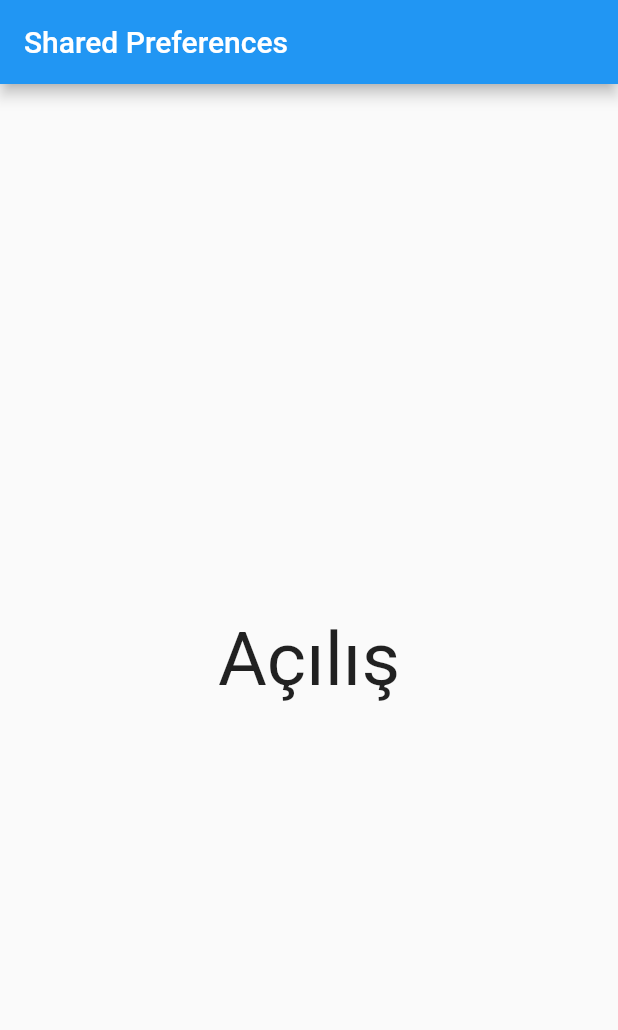
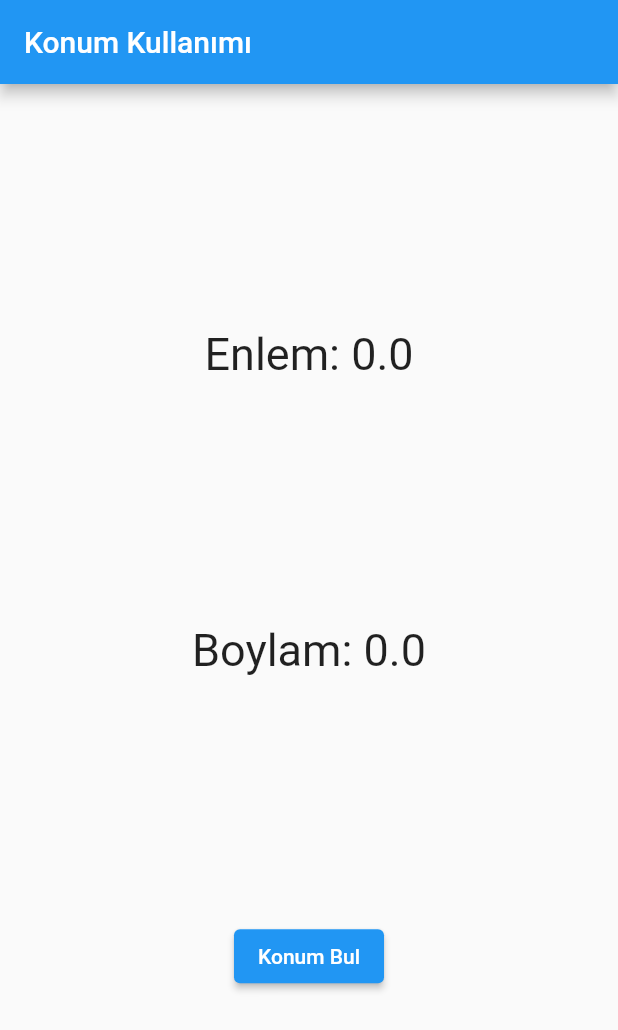
Before and after one commit to mucahitgok0/flutter_start_, a Flutter app: the screen it shows after launch, on a phone screen of 412 x 824 dp. Shown: the top 1030 px of the screen. Run offline on Flutter 3.47's test engine with Material 2 defaults, Android fonts, the phone set to English and light mode, and no system bars; our stand-ins replace cloud_firestore, firebase_core, flutter_bloc, flutter_local_notifications, geolocator, shared_preferences; accounts and stored records are empty.

Commit message:
kullanıcıya bildirim gönderme ve konum ile ilgili örnekler yapıldı

```diff
--- /dev/null
+++ b/lib/bildirim_konum_kullanimi/konum_kullanimi.dart
@@ -0,0 +1,42 @@
+import 'package:flutter/cupertino.dart';
+import 'package:flutter/material.dart';
+import 'package:geolocator/geolocator.dart';
+
+class Konum extends StatefulWidget {
+  const Konum({Key? key}) : super(key: key);
+
+  @override
+  State<Konum> createState() => _KonumState();
+}
+
+class _KonumState extends State<Konum> {
+  var enlem = 0.0;
+  var boylam = 0.0;
+
+  Future<void> konumBilgisiAl() async{
+    var konum = await Geolocator.getCurrentPosition(desiredAccuracy: LocationAccuracy.high);
+    setState(() {
+      enlem = konum.latitude;
+      boylam = konum.longitude;
+    });
+  }
+
+  @override
+  Widget build(BuildContext context) {
+    return Scaffold(
+      appBar: AppBar(title: const Text("Konum Kullanımı"),),
+      body: Center(
+        child: Column(
+          mainAxisAlignment: MainAxisAlignment.spaceEvenly,
+          children: [
+            Text("Enlem: $enlem",style: TextStyle(fontSize: 30),),
+            Text("Boylam: $boylam",style: TextStyle(fontSize: 30),),
+            ElevatedButton(onPressed: (){
+                konumBilgisiAl();
+            }, child: const Text("Konum Bul")),
+          ],
+        ),
+      ),
+    );
+  }
+}
--- a/lib/main.dart
+++ b/lib/main.dart
@@ -1,6 +1,8 @@
 import 'package:firebase_core/firebase_core.dart';
 import 'package:flutter/material.dart';
 import 'package:flutter_bloc/flutter_bloc.dart';
+import 'package:flutter_dersleri/bildirim_konum_kullanimi/bildirim_kullanimi.dart';
+import 'package:flutter_dersleri/bildirim_konum_kullanimi/konum_kullanimi.dart';
 import 'package:flutter_dersleri/bottom_nav_kullanimi/bottom_nav_sayfa.dart';
 import 'package:flutter_dersleri/flutter_dersleri/pizza_anasayfa.dart';
 import 'package:flutter_dersleri/kisiler_uygulamasi/ui/cubit/anasayfa_cubit.dart';
@@ -37,7 +39,7 @@ class MyApp extends StatelessWidget {
         theme: ThemeData(
           primarySwatch: Colors.blue,
         ),
-        home: const HomePage(),
+        home: const Konum(),
       ),
     );
   }
--- a/pubspec.yaml
+++ b/pubspec.yaml
@@ -31,6 +31,8 @@ environment:
 dependencies:
   flutter:
     sdk: flutter
+  geolocator:
+  flutter_local_notifications:
   shared_preferences:
   flutter_bloc:
   firebase_core:
```
Also changed, not shown: lib/bildirim_konum_kullanimi/bildirim_kullanimi.dart (added, +63 -0 lines), pubspec.lock, 2 other files.
